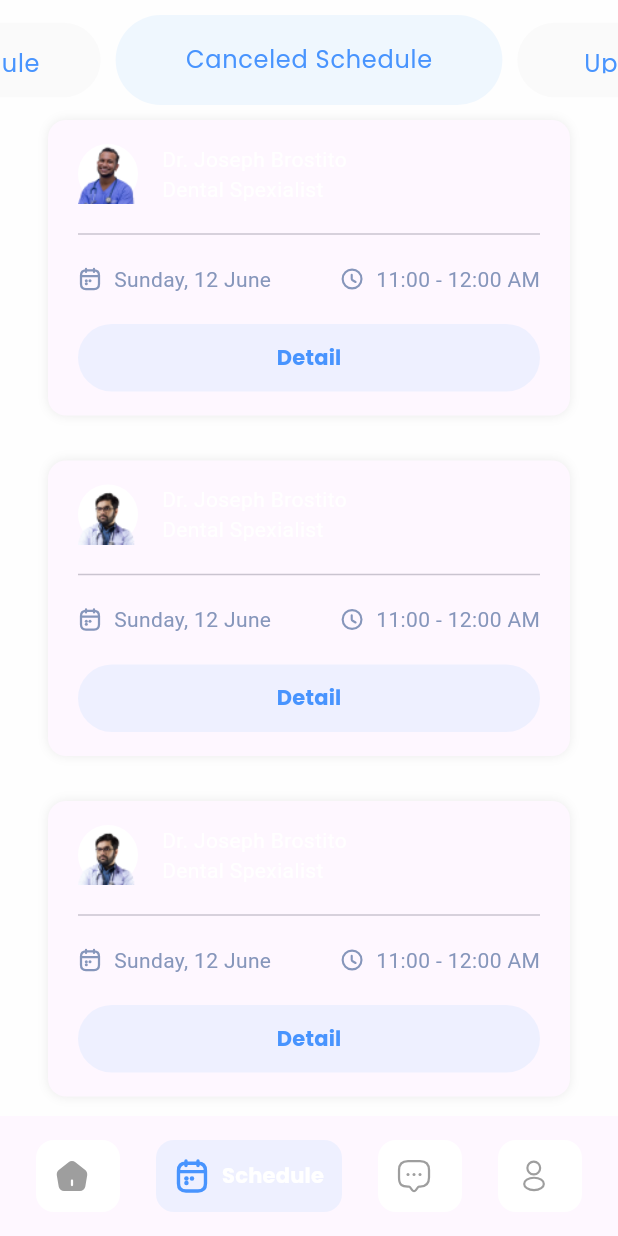
After one commit to ShaunTheDeveloper/dokterian_app_ui, a Flutter app: the screen it shows after launch, item 2 of the bottom bar chosen, on a phone screen of 412 x 824 dp. The commit adds this screen. Run offline on Flutter 3.47's test engine with Material 3 defaults, Android fonts, the phone set to English and light mode, and no system bars; drawn by our look-alikes of carousel_slider; our stand-ins replace flutter_svg, google_fonts; generated files the repository leaves out were written again.

Commit message:
Schedule Screen

```diff
--- /dev/null
+++ b/lib/Schedule.dart
@@ -0,0 +1,208 @@
+import 'package:carousel_slider/carousel_slider.dart';
+import 'package:dokterian/gen/assets.gen.dart';
+import 'package:flutter/material.dart';
+import 'package:flutter_svg/svg.dart';
+
+class ScheduleScreen extends StatelessWidget {
+  @override
+  Widget build(BuildContext context) {
+    var theme = Theme.of(context)!;
+    return Scaffold(
+      backgroundColor: Color(0xffFEFEFE),
+      body: SafeArea(
+        child: Column(
+          children: [
+            CarouselSlider.builder(
+                itemCount: 3,
+                itemBuilder: (context, index, realIndex) {
+                  return Container(
+                    padding: EdgeInsets.only(
+                        left: 16, right: 16, top: 16, bottom: 16),
+                    margin:
+                        EdgeInsets.only(top: 10, bottom: 10, left: 5, right: 5),
+                    decoration: BoxDecoration(
+                      color: 0 == index
+                          ? theme.colorScheme.primaryContainer
+                          : theme.colorScheme.secondaryContainer,
+                      borderRadius: BorderRadius.circular(100),
+                    ),
+                    child: Center(
+                      child: Text(tapSchedule[index],
+                          style: Theme.of(context)
+                              .textTheme
+                              .labelSmall!
+                              .apply(color: theme.primaryColor)),
+                    ),
+                  );
+                },
+                options: CarouselOptions(
+                    padEnds: true,
+                    scrollPhysics: BouncingScrollPhysics(),
+                    disableCenter: false,
+                    enlargeStrategy: CenterPageEnlargeStrategy.height,
+                    viewportFraction: 0.65,
+                    enlargeCenterPage: true,
+                    enableInfiniteScroll: true,
+                    height: 80)),
+            Expanded(
+              child: SingleChildScrollView(
+                child: Padding(
+                  padding: EdgeInsets.only(left: 32, right: 32),
+                  child: Column(
+                    children: [
+                      UpcomingScheduleDoctor(
+                          name: 'Dr.Joseph Brostito',
+                          expert: 'Dental Specialist',
+                          imagePath: Assets.img.profile1.path,
+                          day: 'Sunday, 12 June',
+                          hour: '11:00 - 12:00 AM',
+                          onDetail: () {}),
+                      SizedBox(
+                        height: 30,
+                      ),
+                      UpcomingScheduleDoctor(
+                          name: 'Dr. Bessie Coleman',
+                          expert: 'Dental Specialist',
+                          imagePath: Assets.img.profile2.path,
+                          day: 'Sunday, 12 June',
+                          hour: '11:00 - 12:00 AM',
+                          onDetail: () {}),
+                      SizedBox(
+                        height: 30,
+                      ),
+                      UpcomingScheduleDoctor(
+                          name: 'Dr. Babe Didrikson',
+                          expert: 'Dental Specialist',
+                          imagePath: Assets.img.profile2.path,
+                          day: 'Sunday, 12 June',
+                          hour: '11:00 - 12:00 AM',
+                          onDetail: () {})
+                    ],
+                  ),
+                ),
+              ),
+            )
+          ],
+        ),
+      ),
+    );
+  }
+}
+
+class UpcomingScheduleDoctor extends StatelessWidget {
+  String name;
+  String expert;
+  String imagePath;
+  String day;
+  String hour;
+  Function() onDetail;
+
+  UpcomingScheduleDoctor(
+      {required this.name,
+      required this.expert,
+      required this.imagePath,
+      required this.day,
+      required this.hour,
+      required this.onDetail});
+
+  @override
+  Widget build(BuildContext context) {
+    var theme = Theme.of(context)!;
+    return Container(
+      padding: EdgeInsets.symmetric(vertical: 16, horizontal: 20),
+      decoration: BoxDecoration(
+        boxShadow: [
+          BoxShadow(color: Colors.grey.withOpacity(0.2), blurRadius: 5)
+        ],
+        color: theme.colorScheme.surface,
+        borderRadius: BorderRadius.circular(12),
+      ),
+      child: Column(
+        children: [
+          Row(
+            children: [
+              CircleAvatar(
+                  backgroundColor: Colors.white, child: Image.asset(imagePath)),
+              SizedBox(
+                width: 16,
+              ),
+              Expanded(
+                child: Column(
+                  crossAxisAlignment: CrossAxisAlignment.start,
+                  children: [
+                    Text('Dr. Joseph Brostito'),
+                    Text('Dental Spexialist')
+                  ],
+                ),
+              ),
+            ],
+          ),
+          Padding(padding: EdgeInsets.fromLTRB(0, 12, 0, 12), child: Divider()),
+          Row(
+            mainAxisAlignment: MainAxisAlignment.spaceBetween,
+            children: [
+              Row(
+                children: [
+                  SvgPicture.asset(
+                    Assets.img.calendar.path,
+                    width: 16,
+                    height: 16,
+                    color: theme.colorScheme.onSecondaryContainer,
+                  ),
+                  SizedBox(
+                    width: 8,
+                  ),
+                  Text(
+                    day,
+                    style: TextStyle(
+                        color: theme.colorScheme.onSecondaryContainer),
+                  )
+                ],
+              ),
+              Row(
+                children: [
+                  SvgPicture.asset(
+                    Assets.img.clock.path,
+                    width: 16,
+                    height: 16,
+                    color: theme.colorScheme.onSecondaryContainer,
+                  ),
+                  SizedBox(
+                    width: 8,
+                  ),
+                  Text(
+                    hour,
+                    style: TextStyle(
+                        color: theme.colorScheme.onSecondaryContainer),
+                  )
+                ],
+              )
+            ],
+          ),
+          SizedBox(
+            height: 20,
+          ),
+          Container(
+            padding: EdgeInsets.only(top: 12, bottom: 12, left: 32, right: 32),
+            decoration: BoxDecoration(
+                borderRadius: BorderRadius.circular(100),
+                color: Color(0xff63B4FF).withOpacity(0.1)),
+            child: Center(
+              child: Text(
+                'Detail',
+                style: theme.textTheme.titleMedium!
+                    .apply(color: theme.primaryColor),
+              ),
+            ),
+          )
+        ],
+      ),
+    );
+  }
+}
+
+var tapSchedule = [
+  'Canceled Schedule',
+  'Upcoming schedule',
+  'Completed schedule'
+];
--- a/lib/ThemeConfig.dart
+++ b/lib/ThemeConfig.dart
@@ -12,7 +12,11 @@ class ThemeConfig {
           primary: primary,
           onPrimary: Colors.white,
           onSurface: Colors.white,
-          secondary: Color(0x1963B4FF)),
+          secondary: Color(0xff63B4FF).withOpacity(0.1),
+          primaryContainer: Color(0x1963B4FF),
+          secondaryContainer: Color(0xffFAFAFA),
+          onPrimaryContainer: Color(0xffff4894FE),
+          onSecondaryContainer: Color(0xff8696BB)),
       textTheme: english);
 
   ThemeData get dark => ThemeData(
--- a/lib/main.dart
+++ b/lib/main.dart
@@ -1,4 +1,5 @@
 import 'package:dokterian/Home.dart';
+import 'package:dokterian/Schedule.dart';
 import 'package:dokterian/ThemeConfig.dart';
 import 'package:dokterian/gen/assets.gen.dart';
 import 'package:flutter/material.dart';
@@ -32,25 +33,42 @@ class MyApp extends StatelessWidget {
   }
 }
 
-class MainScreen extends StatelessWidget {
+class MainScreen extends StatefulWidget {
+  @override
+  State<MainScreen> createState() => _MainScreenState();
+}
+
+class _MainScreenState extends State<MainScreen> {
+  var index = 0;
   @override
   Widget build(BuildContext context) {
     var local = AppLocalizations.of(context)!;
+
     return Scaffold(
         body: Stack(
       children: [
         Positioned.fill(
           bottom: 80,
           child: IndexedStack(
-            index: 0,
-            children: [HomeScreen()],
+            index: index,
+            children: [
+              HomeScreen(),
+              ScheduleScreen(),
+            ],
           ),
         ),
         Positioned(
           bottom: 0,
           left: 0,
           right: 0,
-          child: BottomNavigation(),
+          child: BottomNavigation(
+            index: index,
+            onTab: (newIndex) {
+              setState(() {
+                index = newIndex;
+              });
+            },
+          ),
         )
       ],
     ));
@@ -58,6 +76,9 @@ class MainScreen extends StatelessWidget {
 }
 
 class BottomNavigation extends StatelessWidget {
+  Function(int) onTab;
+  int index;
+  BottomNavigation({required this.index, required this.onTab});
   @override
   Widget build(BuildContext context) {
     var colorSceme = Theme.of(context).colorScheme;
@@ -73,23 +94,31 @@ class BottomNavigation extends StatelessWidget {
           BottomNavigationItem(
               imageFilePath: Assets.img.homeActive.path,
               title: 'Home',
-              isActive: true,
-              onTap: () {}),
+              isActive: index == 0,
+              onTap: () {
+                onTab(0);
+              }),
           BottomNavigationItem(
               imageFilePath: Assets.img.calendar.path,
               title: 'Schedule',
-              isActive: false,
-              onTap: () {}),
+              isActive: index == 1,
+              onTap: () {
+                onTab(1);
+              }),
           BottomNavigationItem(
               imageFilePath: Assets.img.message.path,
               title: 'Chat',
-              isActive: false,
-              onTap: () {}),
+              isActive: index == 2,
+              onTap: () {
+                onTab(2);
+              }),
           BottomNavigationItem(
               imageFilePath: Assets.img.profile.path,
               title: 'Profile',
-              isActive: false,
-              onTap: () {}),
+              isActive: index == 3,
+              onTap: () {
+                onTab(3);
+              }),
         ],
       ),
     );
@@ -112,7 +141,9 @@ class BottomNavigationItem extends StatelessWidget {
   Widget build(BuildContext context) {
     var colorSceme = Theme.of(context).colorScheme;
     var textTheme = Theme.of(context).textTheme;
-    return Container(
+    return InkWell(
+      onTap: onTap,
+      child: Container(
         height: 48,
         padding: EdgeInsets.all(12),
         decoration: BoxDecoration(
@@ -138,6 +169,7 @@ class BottomNavigationItem extends StatelessWidget {
               )
           ],
         ),
+      ),
     );
   }
 }
--- a/pubspec.yaml
+++ b/pubspec.yaml
@@ -41,6 +41,7 @@ dependencies:
   cupertino_icons: ^1.0.2
   google_fonts: ^6.1.0
   flutter_svg: ^2.0.9
+  carousel_slider: ^4.2.1
 
 dev_dependencies:
   flutter_test:
```
Also changed, not shown: pubspec.lock. Lines whose indentation alone changed are shown as unchanged.
